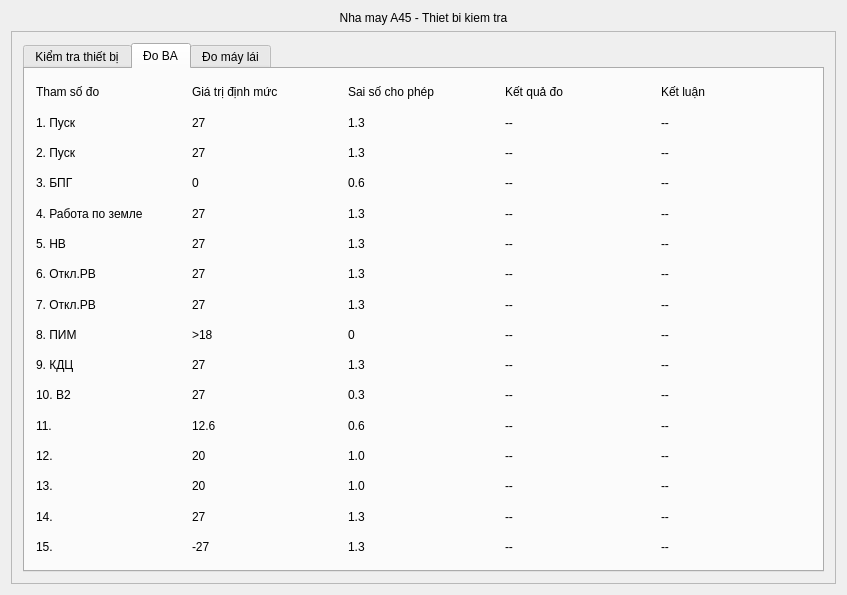
First picture: the form in mainwindow.ui, repository kimphg/RapsPiA45, before the edit.
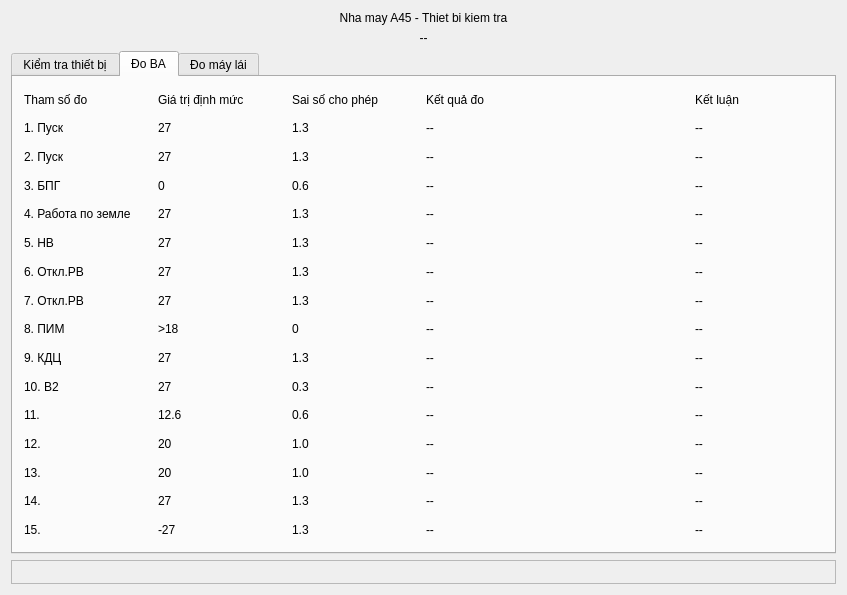
Second picture: the form after the edit. The open tabs and pages were chosen to show the change.

The edit to the form file:
```diff
--- a/mainwindow.ui
+++ b/mainwindow.ui
@@ -15,7 +15,7 @@
   </property>
   <widget class="QWidget" name="centralWidget">
    <layout class="QGridLayout" name="gridLayout">
-    <item row="1" column="0">
+    <item row="3" column="0">
      <widget class="QFrame" name="frame">
       <property name="frameShape">
        <enum>QFrame::StyledPanel</enum>
@@ -23,8 +23,36 @@
       <property name="frameShadow">
        <enum>QFrame::Raised</enum>
       </property>
-      <layout class="QGridLayout" name="gridLayout_2">
+      <layout class="QGridLayout" name="gridLayout_2"/>
+     </widget>
+    </item>
+    <item row="0" column="0">
+     <widget class="QLabel" name="label">
+      <property name="sizePolicy">
+       <sizepolicy hsizetype="Minimum" vsizetype="Fixed">
+        <horstretch>0</horstretch>
+        <verstretch>0</verstretch>
+       </sizepolicy>
+      </property>
+      <property name="text">
+       <string>Nha may A45 - Thiet bi kiem tra</string>
+      </property>
+      <property name="alignment">
+       <set>Qt::AlignCenter</set>
+      </property>
+     </widget>
+    </item>
        <item row="1" column="0">
+     <widget class="QLabel" name="label_message">
+      <property name="text">
+       <string>--</string>
+      </property>
+      <property name="alignment">
+       <set>Qt::AlignCenter</set>
+      </property>
+     </widget>
+    </item>
+    <item row="2" column="0">
         <widget class="QTabWidget" name="tabWidget">
          <property name="currentIndex">
           <number>2</number>
@@ -149,153 +177,6 @@
            <string>Đo BA</string>
           </attribute>
           <layout class="QGridLayout" name="gridLayout_3">
-           <item row="5" column="3">
-            <widget class="QLabel" name="label_110">
-             <property name="text">
-              <string>--</string>
-             </property>
-            </widget>
-           </item>
-           <item row="4" column="3">
-            <widget class="QLabel" name="label_111">
-             <property name="text">
-              <string>--</string>
-             </property>
-            </widget>
-           </item>
-           <item row="3" column="3">
-            <widget class="QLabel" name="label_112">
-             <property name="text">
-              <string>--</string>
-             </property>
-            </widget>
-           </item>
-           <item row="2" column="3">
-            <widget class="QLabel" name="label_113">
-             <property name="text">
-              <string>--</string>
-             </property>
-            </widget>
-           </item>
-           <item row="10" column="2">
-            <widget class="QLabel" name="label_85">
-             <property name="text">
-              <string>0.3</string>
-             </property>
-            </widget>
-           </item>
-           <item row="10" column="1">
-            <widget class="QLabel" name="label_84">
-             <property name="text">
-              <string>27</string>
-             </property>
-            </widget>
-           </item>
-           <item row="10" column="3">
-            <widget class="QLabel" name="label_86">
-             <property name="text">
-              <string>--</string>
-             </property>
-            </widget>
-           </item>
-           <item row="9" column="2">
-            <widget class="QLabel" name="label_93">
-             <property name="text">
-              <string>1.3</string>
-             </property>
-            </widget>
-           </item>
-           <item row="16" column="2">
-            <widget class="QLabel" name="label_105">
-             <property name="text">
-              <string>1.3</string>
-             </property>
-            </widget>
-           </item>
-           <item row="1" column="3">
-            <widget class="QLabel" name="label_114">
-             <property name="text">
-              <string>--</string>
-             </property>
-            </widget>
-           </item>
-           <item row="12" column="3">
-            <widget class="QLabel" name="label_115">
-             <property name="text">
-              <string>--</string>
-             </property>
-            </widget>
-           </item>
-           <item row="15" column="1">
-            <widget class="QLabel" name="label_91">
-             <property name="text">
-              <string>27</string>
-             </property>
-            </widget>
-           </item>
-           <item row="5" column="2">
-            <widget class="QLabel" name="label_96">
-             <property name="text">
-              <string>1.3</string>
-             </property>
-            </widget>
-           </item>
-           <item row="14" column="1">
-            <widget class="QLabel" name="label_90">
-             <property name="text">
-              <string>20</string>
-             </property>
-            </widget>
-           </item>
-           <item row="13" column="3">
-            <widget class="QLabel" name="label_116">
-             <property name="text">
-              <string>--</string>
-             </property>
-            </widget>
-           </item>
-           <item row="9" column="3">
-            <widget class="QLabel" name="label_106">
-             <property name="text">
-              <string>--</string>
-             </property>
-            </widget>
-           </item>
-           <item row="8" column="3">
-            <widget class="QLabel" name="label_107">
-             <property name="text">
-              <string>--</string>
-             </property>
-            </widget>
-           </item>
-           <item row="7" column="2">
-            <widget class="QLabel" name="label_94">
-             <property name="text">
-              <string>1.3</string>
-             </property>
-            </widget>
-           </item>
-           <item row="14" column="3">
-            <widget class="QLabel" name="label_117">
-             <property name="text">
-              <string>--</string>
-             </property>
-            </widget>
-           </item>
-           <item row="6" column="3">
-            <widget class="QLabel" name="label_109">
-             <property name="text">
-              <string>--</string>
-             </property>
-            </widget>
-           </item>
-           <item row="7" column="3">
-            <widget class="QLabel" name="label_108">
-             <property name="text">
-              <string>--</string>
-             </property>
-            </widget>
-           </item>
            <item row="0" column="0">
             <widget class="QLabel" name="label_31">
              <property name="text">
@@ -303,38 +184,66 @@
              </property>
             </widget>
            </item>
-           <item row="13" column="1">
-            <widget class="QLabel" name="label_88">
+        <item row="0" column="1">
+         <widget class="QLabel" name="label_32">
              <property name="text">
-              <string>20</string>
+           <string>Giá trị định mức</string>
              </property>
             </widget>
            </item>
-           <item row="6" column="2">
-            <widget class="QLabel" name="label_95">
+        <item row="0" column="2">
+         <widget class="QLabel" name="label_33">
              <property name="text">
-              <string>1.3</string>
+           <string>Sai số cho phép</string>
              </property>
             </widget>
            </item>
-           <item row="9" column="1">
-            <widget class="QLabel" name="label_87">
+        <item row="0" column="3" colspan="2">
+         <widget class="QLabel" name="label_34">
+          <property name="text">
+           <string>Kết quả đo</string>
+          </property>
+         </widget>
+        </item>
+        <item row="0" column="5">
+         <widget class="QLabel" name="label_120">
+          <property name="text">
+           <string>Kết luận</string>
+          </property>
+         </widget>
+        </item>
+        <item row="1" column="0">
+         <widget class="QLabel" name="label_3">
+          <property name="text">
+           <string>1. Пуск</string>
+          </property>
+         </widget>
+        </item>
+        <item row="1" column="1">
+         <widget class="QLabel" name="label_badm_1">
              <property name="text">
               <string>27</string>
              </property>
             </widget>
            </item>
-           <item row="12" column="1">
-            <widget class="QLabel" name="label_89">
+        <item row="1" column="2">
+         <widget class="QLabel" name="label_bacp_1">
              <property name="text">
-              <string>12.6</string>
+           <string>1.3</string>
              </property>
             </widget>
            </item>
-           <item row="16" column="1">
-            <widget class="QLabel" name="label_92">
+        <item row="1" column="3">
+         <widget class="QLabel" name="label_bakq_1">
              <property name="text">
-              <string>-27</string>
+           <string>--</string>
+          </property>
+         </widget>
+        </item>
+        <item row="1" column="5">
+         <widget class="QLabel" name="label_bakl_1">
+          <property name="text">
+           <string>--</string>
              </property>
             </widget>
            </item>
@@ -345,13 +254,34 @@
              </property>
             </widget>
            </item>
-           <item row="1" column="1">
-            <widget class="QLabel" name="label_30">
+        <item row="2" column="1">
+         <widget class="QLabel" name="label_badm_2">
              <property name="text">
               <string>27</string>
              </property>
             </widget>
            </item>
+        <item row="2" column="2">
+         <widget class="QLabel" name="label_bacp_2">
+          <property name="text">
+           <string>1.3</string>
+          </property>
+         </widget>
+        </item>
+        <item row="2" column="3">
+         <widget class="QLabel" name="label_bakq_2">
+          <property name="text">
+           <string>--</string>
+          </property>
+         </widget>
+        </item>
+        <item row="2" column="5">
+         <widget class="QLabel" name="label_bakl_2">
+          <property name="text">
+           <string>--</string>
+          </property>
+         </widget>
+        </item>
            <item row="3" column="0">
             <widget class="QLabel" name="label_19">
              <property name="text">
@@ -359,232 +289,407 @@
              </property>
             </widget>
            </item>
-           <item row="0" column="1">
-            <widget class="QLabel" name="label_32">
+        <item row="3" column="1">
+         <widget class="QLabel" name="label_badm_3">
              <property name="text">
-              <string>Giá trị định mức</string>
+           <string>0</string>
+          </property>
+         </widget>
+        </item>
+        <item row="3" column="2">
+         <widget class="QLabel" name="label_bacp_3">
+          <property name="text">
+           <string>0.6</string>
+          </property>
+         </widget>
+        </item>
+        <item row="3" column="5">
+         <widget class="QLabel" name="label_bakl_3">
+          <property name="text">
+           <string>--</string>
+          </property>
+         </widget>
+        </item>
+        <item row="4" column="0">
+         <widget class="QLabel" name="label_4">
+          <property name="text">
+           <string>4. Работа по земле</string>
+          </property>
+         </widget>
+        </item>
+        <item row="4" column="1">
+         <widget class="QLabel" name="label_badm_4">
+          <property name="text">
+           <string>27</string>
+          </property>
+         </widget>
+        </item>
+        <item row="4" column="2">
+         <widget class="QLabel" name="label_bacp_4">
+          <property name="text">
+           <string>1.3</string>
+          </property>
+         </widget>
+        </item>
+        <item row="4" column="5">
+         <widget class="QLabel" name="label_bakl_4">
+          <property name="text">
+           <string>--</string>
              </property>
             </widget>
            </item>
            <item row="6" column="0">
+         <widget class="QLabel" name="label_5">
+          <property name="text">
+           <string>5. HB</string>
+          </property>
+         </widget>
+        </item>
+        <item row="6" column="1">
+         <widget class="QLabel" name="label_badm_5">
+          <property name="text">
+           <string>27</string>
+          </property>
+         </widget>
+        </item>
+        <item row="6" column="2">
+         <widget class="QLabel" name="label_bacp_5">
+          <property name="text">
+           <string>1.3</string>
+          </property>
+         </widget>
+        </item>
+        <item row="6" column="5">
+         <widget class="QLabel" name="label_bakl_5">
+          <property name="text">
+           <string>--</string>
+          </property>
+         </widget>
+        </item>
+        <item row="8" column="0">
             <widget class="QLabel" name="label_20">
              <property name="text">
               <string>6. Откл.РВ</string>
              </property>
             </widget>
            </item>
-           <item row="7" column="0">
+        <item row="8" column="1">
+         <widget class="QLabel" name="label_39">
+          <property name="text">
+           <string>27</string>
+          </property>
+         </widget>
+        </item>
+        <item row="8" column="2">
+         <widget class="QLabel" name="label_bacp_6">
+          <property name="text">
+           <string>1.3</string>
+          </property>
+         </widget>
+        </item>
+        <item row="8" column="5">
+         <widget class="QLabel" name="label_bakl_6">
+          <property name="text">
+           <string>--</string>
+          </property>
+         </widget>
+        </item>
+        <item row="10" column="0">
             <widget class="QLabel" name="label_21">
              <property name="text">
               <string>7. Откл.РВ</string>
              </property>
             </widget>
            </item>
-           <item row="8" column="2">
-            <widget class="QLabel" name="label_42">
-             <property name="text">
-              <string>0</string>
-             </property>
-            </widget>
-           </item>
-           <item row="2" column="1">
-            <widget class="QLabel" name="label_35">
+        <item row="10" column="1">
+         <widget class="QLabel" name="label_badm_7">
              <property name="text">
               <string>27</string>
              </property>
             </widget>
            </item>
-           <item row="8" column="0">
+        <item row="10" column="2">
+         <widget class="QLabel" name="label_bacp_7">
+          <property name="text">
+           <string>1.3</string>
+          </property>
+         </widget>
+        </item>
+        <item row="10" column="5">
+         <widget class="QLabel" name="label_bakl_7">
+          <property name="text">
+           <string>--</string>
+          </property>
+         </widget>
+        </item>
+        <item row="12" column="0">
             <widget class="QLabel" name="label_22">
              <property name="text">
               <string>8. ПИМ</string>
              </property>
             </widget>
            </item>
-           <item row="9" column="0">
+        <item row="12" column="1">
+         <widget class="QLabel" name="llabel_badm_8">
+          <property name="text">
+           <string>&gt;18</string>
+          </property>
+         </widget>
+        </item>
+        <item row="12" column="2">
+         <widget class="QLabel" name="label_bacp_8">
+          <property name="text">
+           <string>0</string>
+          </property>
+         </widget>
+        </item>
+        <item row="12" column="5">
+         <widget class="QLabel" name="label_bakl_8">
+          <property name="text">
+           <string>--</string>
+          </property>
+         </widget>
+        </item>
+        <item row="14" column="0">
             <widget class="QLabel" name="label_23">
              <property name="text">
               <string>9. КДЦ </string>
              </property>
             </widget>
            </item>
-           <item row="10" column="0">
+        <item row="14" column="1">
+         <widget class="QLabel" name="label_badm_9">
+          <property name="text">
+           <string>27</string>
+          </property>
+         </widget>
+        </item>
+        <item row="14" column="2">
+         <widget class="QLabel" name="label_bacp_9">
+          <property name="text">
+           <string>1.3</string>
+          </property>
+         </widget>
+        </item>
+        <item row="14" column="5">
+         <widget class="QLabel" name="label_bakl_9">
+          <property name="text">
+           <string>--</string>
+          </property>
+         </widget>
+        </item>
+        <item row="16" column="0">
             <widget class="QLabel" name="label_24">
              <property name="text">
               <string>10. B2</string>
              </property>
             </widget>
            </item>
-           <item row="1" column="0">
-            <widget class="QLabel" name="label_3">
+        <item row="16" column="1">
+         <widget class="QLabel" name="label_badm_10">
              <property name="text">
-              <string>1. Пуск</string>
+           <string>27</string>
              </property>
             </widget>
            </item>
-           <item row="4" column="0">
-            <widget class="QLabel" name="label_4">
+        <item row="16" column="2">
+         <widget class="QLabel" name="label_bacp_10">
              <property name="text">
-              <string>4. Работа по земле</string>
+           <string>0.3</string>
              </property>
             </widget>
            </item>
-           <item row="5" column="0">
-            <widget class="QLabel" name="label_5">
+        <item row="16" column="5">
+         <widget class="QLabel" name="label_bakl_10">
              <property name="text">
-              <string>5. HB</string>
+           <string>--</string>
              </property>
             </widget>
            </item>
-           <item row="16" column="0">
-            <widget class="QLabel" name="label_29">
+        <item row="18" column="0">
+         <widget class="QLabel" name="label_25">
              <property name="text">
-              <string>15. </string>
+           <string>11. </string>
              </property>
             </widget>
            </item>
-           <item row="14" column="0">
+        <item row="18" column="1">
+         <widget class="QLabel" name="label_badm_11">
+          <property name="text">
+           <string>12.6</string>
+          </property>
+         </widget>
+        </item>
+        <item row="18" column="2">
+         <widget class="QLabel" name="label_bacp_11">
+          <property name="text">
+           <string>0.6</string>
+          </property>
+         </widget>
+        </item>
+        <item row="18" column="5">
+         <widget class="QLabel" name="label_bakl_11">
+          <property name="text">
+           <string>--</string>
+          </property>
+         </widget>
+        </item>
+        <item row="20" column="0">
+         <widget class="QLabel" name="label_26">
+          <property name="text">
+           <string>12. </string>
+          </property>
+         </widget>
+        </item>
+        <item row="20" column="1">
+         <widget class="QLabel" name="label_badm_12">
+          <property name="text">
+           <string>20</string>
+          </property>
+         </widget>
+        </item>
+        <item row="20" column="2">
+         <widget class="QLabel" name="label_bacp_12">
+          <property name="text">
+           <string>1.0</string>
+          </property>
+         </widget>
+        </item>
+        <item row="20" column="5">
+         <widget class="QLabel" name="label_bakl_12">
+          <property name="text">
+           <string>--</string>
+          </property>
+         </widget>
+        </item>
+        <item row="22" column="0">
             <widget class="QLabel" name="label_27">
              <property name="text">
               <string>13. </string>
              </property>
             </widget>
            </item>
-           <item row="15" column="0">
+        <item row="22" column="1">
+         <widget class="QLabel" name="label_badm_13">
+          <property name="text">
+           <string>20</string>
+          </property>
+         </widget>
+        </item>
+        <item row="22" column="2">
+         <widget class="QLabel" name="label_bacp_13">
+          <property name="text">
+           <string>1.0</string>
+          </property>
+         </widget>
+        </item>
+        <item row="22" column="5">
+         <widget class="QLabel" name="label_bakl_13">
+          <property name="text">
+           <string>--</string>
+          </property>
+         </widget>
+        </item>
+        <item row="24" column="0">
             <widget class="QLabel" name="label_28">
              <property name="text">
               <string>14. </string>
              </property>
             </widget>
            </item>
-           <item row="13" column="0">
-            <widget class="QLabel" name="label_26">
+        <item row="24" column="1">
+         <widget class="QLabel" name="label_badm_14">
              <property name="text">
-              <string>12. </string>
+           <string>27</string>
              </property>
             </widget>
            </item>
-           <item row="12" column="0">
-            <widget class="QLabel" name="label_25">
+        <item row="24" column="2">
+         <widget class="QLabel" name="label_bacp_14">
              <property name="text">
-              <string>11. </string>
-             </property>
-            </widget>
-           </item>
-           <item row="12" column="2">
-            <widget class="QLabel" name="label_101">
-             <property name="text">
-              <string>0.6</string>
-             </property>
-            </widget>
-           </item>
-           <item row="13" column="2">
-            <widget class="QLabel" name="label_102">
-             <property name="text">
-              <string>1.0</string>
-             </property>
-            </widget>
-           </item>
-           <item row="14" column="2">
-            <widget class="QLabel" name="label_103">
-             <property name="text">
-              <string>1.0</string>
-             </property>
-            </widget>
-           </item>
-           <item row="15" column="2">
-            <widget class="QLabel" name="label_104">
-             <property name="text">
               <string>1.3</string>
              </property>
             </widget>
            </item>
-           <item row="4" column="2">
-            <widget class="QLabel" name="label_97">
+        <item row="24" column="5">
+         <widget class="QLabel" name="label_bakl_14">
              <property name="text">
-              <string>1.3</string>
+           <string>--</string>
              </property>
             </widget>
            </item>
-           <item row="3" column="2">
-            <widget class="QLabel" name="label_98">
+        <item row="26" column="0">
+         <widget class="QLabel" name="label_29">
              <property name="text">
-              <string>0.6</string>
+           <string>15. </string>
              </property>
             </widget>
            </item>
-           <item row="2" column="2">
-            <widget class="QLabel" name="label_99">
+        <item row="26" column="1">
+         <widget class="QLabel" name="label_badm_15">
              <property name="text">
-              <string>1.3</string>
+           <string>-27</string>
              </property>
             </widget>
            </item>
-           <item row="1" column="2">
-            <widget class="QLabel" name="label_100">
+        <item row="26" column="2">
+         <widget class="QLabel" name="label_bacp_15">
              <property name="text">
               <string>1.3</string>
              </property>
             </widget>
            </item>
-           <item row="0" column="2">
-            <widget class="QLabel" name="label_33">
+        <item row="26" column="5">
+         <widget class="QLabel" name="label_bakl_15">
              <property name="text">
-              <string>Sai số cho phép</string>
+           <string>--</string>
              </property>
             </widget>
            </item>
-           <item row="0" column="3">
-            <widget class="QLabel" name="label_34">
+        <item row="3" column="3">
+         <widget class="QLabel" name="label_bakq_3">
              <property name="text">
-              <string>Kết quả đo</string>
+           <string>--</string>
              </property>
             </widget>
            </item>
-           <item row="3" column="1">
-            <widget class="QLabel" name="label_36">
+        <item row="4" column="3">
+         <widget class="QLabel" name="label_bakq_4">
              <property name="text">
-              <string>0</string>
+           <string>--</string>
              </property>
             </widget>
            </item>
-           <item row="4" column="1">
-            <widget class="QLabel" name="label_37">
+        <item row="6" column="3">
+         <widget class="QLabel" name="label_bakq_5">
              <property name="text">
-              <string>27</string>
+           <string>--</string>
              </property>
             </widget>
            </item>
-           <item row="5" column="1">
-            <widget class="QLabel" name="label_38">
+        <item row="8" column="3">
+         <widget class="QLabel" name="label_bakq_6">
              <property name="text">
-              <string>27</string>
+           <string>--</string>
              </property>
             </widget>
            </item>
-           <item row="6" column="1">
-            <widget class="QLabel" name="label_39">
+        <item row="10" column="3">
+         <widget class="QLabel" name="label_bakq_7">
              <property name="text">
-              <string>27</string>
+           <string>--</string>
              </property>
             </widget>
            </item>
-           <item row="7" column="1">
-            <widget class="QLabel" name="label_40">
+        <item row="12" column="3">
+         <widget class="QLabel" name="label_bakq_8">
              <property name="text">
-              <string>27</string>
+           <string>--</string>
              </property>
             </widget>
            </item>
-           <item row="8" column="1">
-            <widget class="QLabel" name="label_41">
-             <property name="text">
-              <string>&gt;18</string>
-             </property>
-            </widget>
-           </item>
-           <item row="15" column="3">
-            <widget class="QLabel" name="label_118">
+        <item row="14" column="3">
+         <widget class="QLabel" name="label_bakq_9">
              <property name="text">
               <string>--</string>
              </property>
@@ -597,113 +702,36 @@
              </property>
             </widget>
            </item>
-           <item row="0" column="4">
-            <widget class="QLabel" name="label_120">
+        <item row="18" column="3">
+         <widget class="QLabel" name="label_bakq_11">
              <property name="text">
-              <string>Kết luận</string>
-             </property>
-            </widget>
-           </item>
-           <item row="1" column="4">
-            <widget class="QLabel" name="label_121">
-             <property name="text">
               <string>--</string>
              </property>
             </widget>
            </item>
-           <item row="2" column="4">
-            <widget class="QLabel" name="label_122">
+        <item row="20" column="3">
+         <widget class="QLabel" name="label_bakq_12">
              <property name="text">
               <string>--</string>
              </property>
             </widget>
            </item>
-           <item row="3" column="4">
-            <widget class="QLabel" name="label_123">
+        <item row="22" column="3">
+         <widget class="QLabel" name="label_bakq_13">
              <property name="text">
               <string>--</string>
              </property>
             </widget>
            </item>
-           <item row="4" column="4">
-            <widget class="QLabel" name="label_124">
+        <item row="24" column="3">
+         <widget class="QLabel" name="label_bakq_14">
              <property name="text">
               <string>--</string>
              </property>
             </widget>
            </item>
-           <item row="5" column="4">
-            <widget class="QLabel" name="label_125">
-             <property name="text">
-              <string>--</string>
-             </property>
-            </widget>
-           </item>
-           <item row="6" column="4">
-            <widget class="QLabel" name="label_126">
-             <property name="text">
-              <string>--</string>
-             </property>
-            </widget>
-           </item>
-           <item row="7" column="4">
-            <widget class="QLabel" name="label_127">
-             <property name="text">
-              <string>--</string>
-             </property>
-            </widget>
-           </item>
-           <item row="8" column="4">
-            <widget class="QLabel" name="label_128">
-             <property name="text">
-              <string>--</string>
-             </property>
-            </widget>
-           </item>
-           <item row="9" column="4">
-            <widget class="QLabel" name="label_129">
-             <property name="text">
-              <string>--</string>
-             </property>
-            </widget>
-           </item>
-           <item row="10" column="4">
-            <widget class="QLabel" name="label_130">
-             <property name="text">
-              <string>--</string>
-             </property>
-            </widget>
-           </item>
-           <item row="12" column="4">
-            <widget class="QLabel" name="label_131">
-             <property name="text">
-              <string>--</string>
-             </property>
-            </widget>
-           </item>
-           <item row="13" column="4">
-            <widget class="QLabel" name="label_132">
-             <property name="text">
-              <string>--</string>
-             </property>
-            </widget>
-           </item>
-           <item row="14" column="4">
-            <widget class="QLabel" name="label_133">
-             <property name="text">
-              <string>--</string>
-             </property>
-            </widget>
-           </item>
-           <item row="15" column="4">
-            <widget class="QLabel" name="label_134">
-             <property name="text">
-              <string>--</string>
-             </property>
-            </widget>
-           </item>
-           <item row="16" column="4">
-            <widget class="QLabel" name="label_135">
+        <item row="26" column="3">
+         <widget class="QLabel" name="label_bakq_15">
              <property name="text">
               <string>--</string>
              </property>
@@ -716,25 +744,6 @@
            <string>Đo máy lái</string>
           </attribute>
          </widget>
-        </widget>
-       </item>
-      </layout>
-     </widget>
-    </item>
-    <item row="0" column="0">
-     <widget class="QLabel" name="label">
-      <property name="sizePolicy">
-       <sizepolicy hsizetype="Minimum" vsizetype="Fixed">
-        <horstretch>0</horstretch>
-        <verstretch>0</verstretch>
-       </sizepolicy>
-      </property>
-      <property name="text">
-       <string>Nha may A45 - Thiet bi kiem tra</string>
-      </property>
-      <property name="alignment">
-       <set>Qt::AlignCenter</set>
-      </property>
      </widget>
     </item>
    </layout>
```
Left out of the diff: 26 changed lines with no effect on the pictures. Lines whose indentation alone changed are shown as unchanged.
